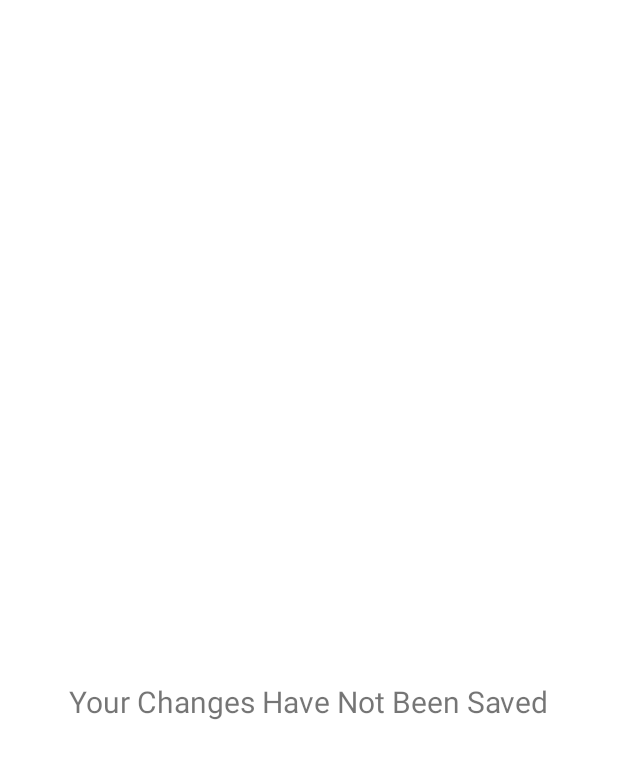
After one commit to shadmanh123/Game_Score_Calculator, an Android app: the layout backbutton_pop_up_gc.xml on its own in the app's theme, with its tools: preview values and no code run, on a phone screen of 412 x 824 dp. The commit adds this screen. Shown: the top 759 px of the screen. Run offline under Robolectric (Android 15) with nearby library versions, the phone set to English and light mode, and no system bars.

Commit message:
got back button working

```diff
--- /dev/null
+++ b/app/src/main/res/layout/backbutton_pop_up_gc.xml
@@ -0,0 +1,19 @@
+<?xml version="1.0" encoding="utf-8"?>
+<androidx.constraintlayout.widget.ConstraintLayout xmlns:android="http://schemas.android.com/apk/res/android"
+    xmlns:app="http://schemas.android.com/apk/res-auto"
+    xmlns:tools="http://schemas.android.com/tools"
+    android:layout_width="match_parent"
+    android:layout_height="match_parent">
+
+    <TextView
+        android:id="@+id/textView3"
+        android:layout_width="wrap_content"
+        android:layout_height="wrap_content"
+        android:text="@string/Back_Button_blerb"
+        android:textSize="20dp"
+        app:layout_constraintBottom_toBottomOf="parent"
+        app:layout_constraintEnd_toEndOf="parent"
+        app:layout_constraintStart_toStartOf="parent"
+        app:layout_constraintTop_toTopOf="parent"
+        app:layout_constraintVertical_bias="0.57" />
+</androidx.constraintlayout.widget.ConstraintLayout>
--- a/app/src/main/res/values/strings.xml
+++ b/app/src/main/res/values/strings.xml
@@ -12,4 +12,5 @@
     <string name="save">Save</string>
     <string name="game_configuration">Game Configuration</string>
     <string name="back">Back</string>
+    <string name="Back_Button_blerb">Your Changes Have Not Been Saved</string>
 </resources>
```
Also changed, not shown: app/src/main/java/com/example/cmpt276project/AddEditGameCategoryActivity.java (+8 -1 lines), app/src/main/java/com/example/cmpt276project/BackPopUpGCFragment.java (added, +45 -0 lines).
